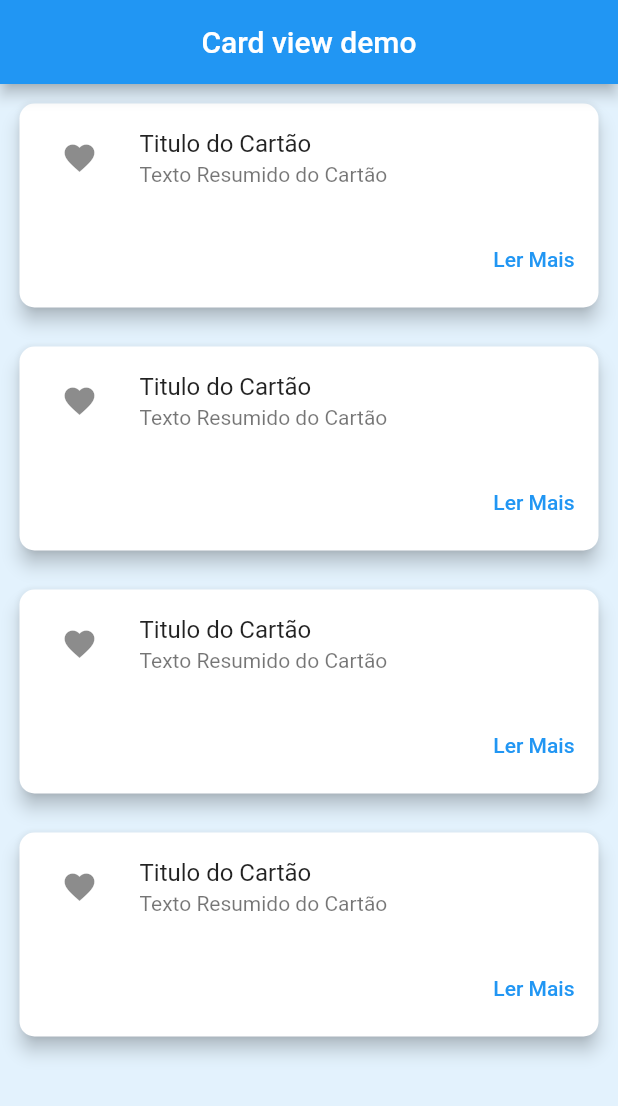
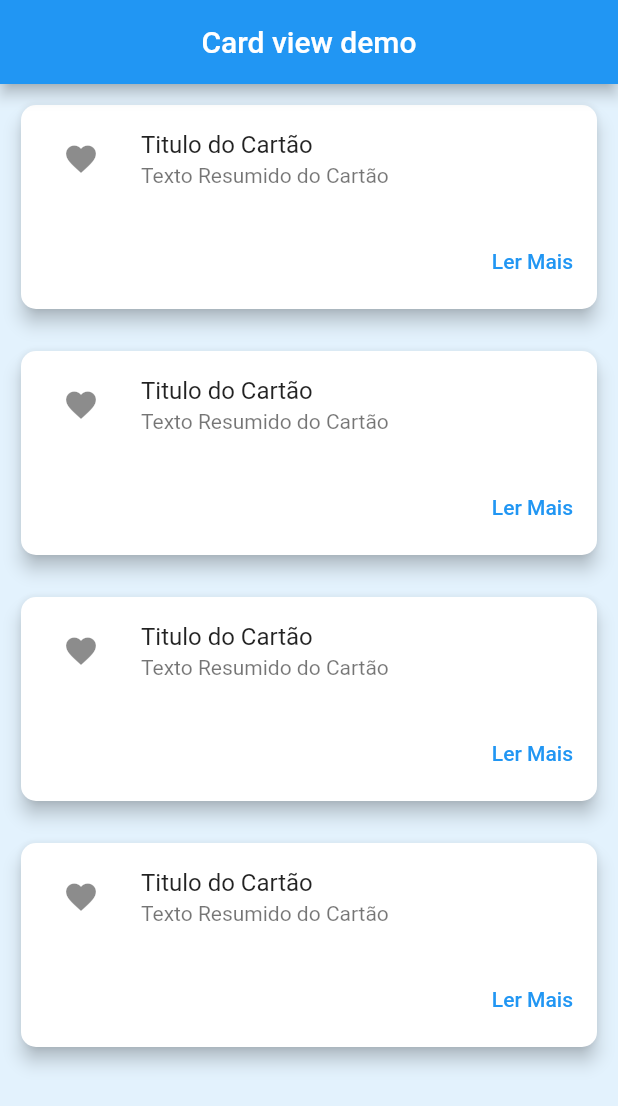
Before and after one commit to Gustavo0Henrick/FlutterTestRepos, a Flutter app: the screen it shows after launch, on a phone screen of 412 x 824 dp. Shown: the top 1106 px of the screen. Run offline on Flutter 3.47's test engine with Material 2 defaults, Android fonts, the phone set to English and light mode, and no system bars.

Commit message:
Atualização dos cards

```diff
--- a/tela_test/lib/core/components/custom_card.dart
+++ b/tela_test/lib/core/components/custom_card.dart
@@ -19,7 +19,6 @@ class CustomCard extends StatelessWidget {
       child: Column(
         children: [
           Card(
-            margin: EdgeInsets.all(5.0),
             elevation: 5,
             color: Colors.white,
             shape: RoundedRectangleBorder(
@@ -27,7 +26,7 @@ class CustomCard extends StatelessWidget {
             ),
             child: Column(
               mainAxisSize: MainAxisSize.min,
-              children: <Widget>[
+              children: [
                 ListTile(
                   leading: IconButton(
                     onPressed: () {},
@@ -41,7 +40,7 @@ class CustomCard extends StatelessWidget {
                   child: ButtonBar(
                     children: <Widget>[
                       TextButton(
-                        child: const Text('Ler Mais'),
+                        child: Text('Ler Mais'),
                         onPressed: () {},
                       ),
                     ],
--- a/tela_test/lib/screens/homepage.dart
+++ b/tela_test/lib/screens/homepage.dart
@@ -28,7 +28,7 @@ class _HomePageState extends State<HomePage> {
         Column(
           children: [
             Padding(
-              padding: const EdgeInsets.all(8.0),
+              padding: const EdgeInsets.all(10.0),
               child: Center(
                 child: CustomCard(
                   txt: 'Primeiro Cartão',
@@ -38,7 +38,7 @@ class _HomePageState extends State<HomePage> {
               ),
             ),
             Padding(
-              padding: const EdgeInsets.all(8.0),
+              padding: const EdgeInsets.all(10.0),
               child: Center(
                 child: CustomCard(
                   txt: 'Segundo Cartão',
@@ -48,7 +48,7 @@ class _HomePageState extends State<HomePage> {
               ),
             ),
             Padding(
-              padding: const EdgeInsets.all(8.0),
+              padding: const EdgeInsets.all(10.0),
               child: Center(
                 child: CustomCard(
                   txt: 'Terceiro Cartão',
@@ -58,7 +58,7 @@ class _HomePageState extends State<HomePage> {
               ),
             ),
             Padding(
-              padding: const EdgeInsets.all(8.0),
+              padding: const EdgeInsets.all(10.0),
               child: Center(
                 child: CustomCard(
                   txt: 'Quarto Cartão',
```
